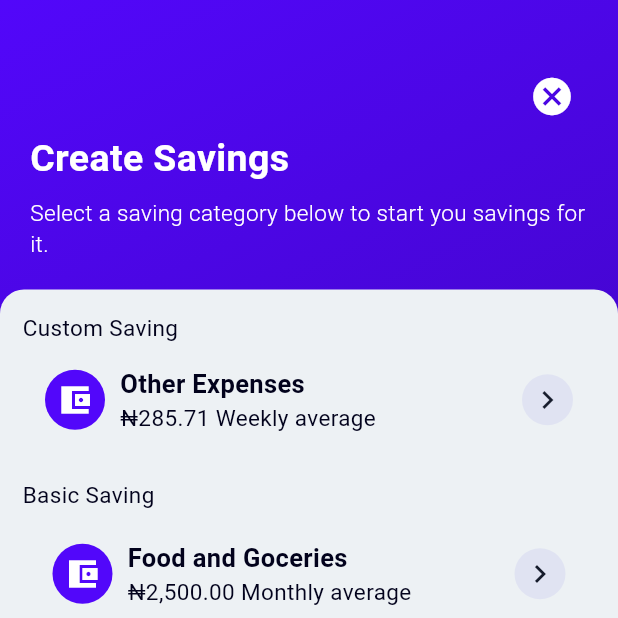
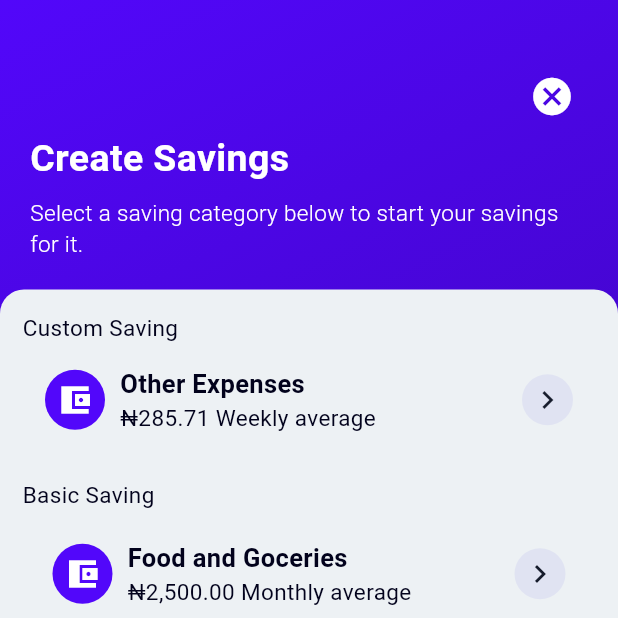
Before and after one commit to Bonnie-Bonhomie/CredifyThrift, a Flutter app: the AvailableSavings screen opened by its route, on a phone screen of 412 x 824 dp, the top half of it. Run offline on Flutter 3.47's test engine with Material 3 defaults, Android fonts, the light colour scheme and no system bars; our stand-ins replace camera, file_picker, flutter_animate, flutter_spinkit, image_picker, lottie and 3 more; Roboto replaces fonts that are missing (inter-Regular).

```diff
--- a/lib/view/savings/presentation/available_savings.dart
+++ b/lib/view/savings/presentation/available_savings.dart
@@ -50,7 +50,7 @@ class AvailableSavings extends StatelessWidget {
                   ),
                   const SizedBox(height: 7,),
                   Text(
-                    'Select a saving category below to start you savings for it.',
+                    'Select a saving category below to start your savings for it.',
                     style: CredTextStyle.bs5.copyWith(color: Colors.white),
                   ),
                 ],
```
